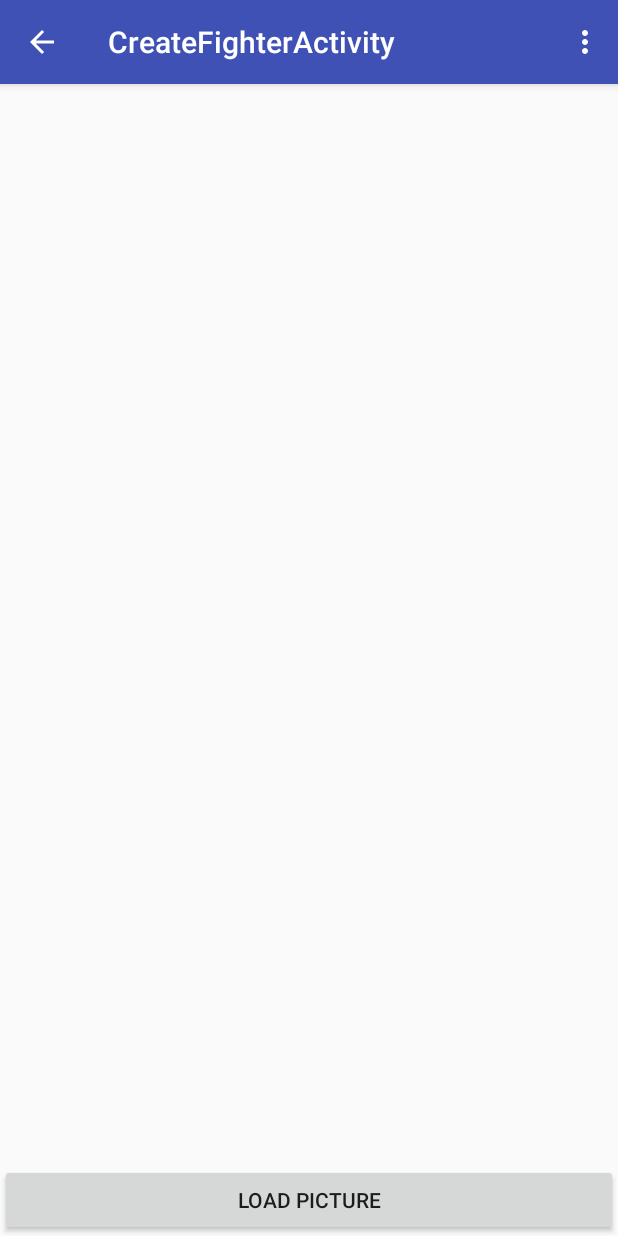
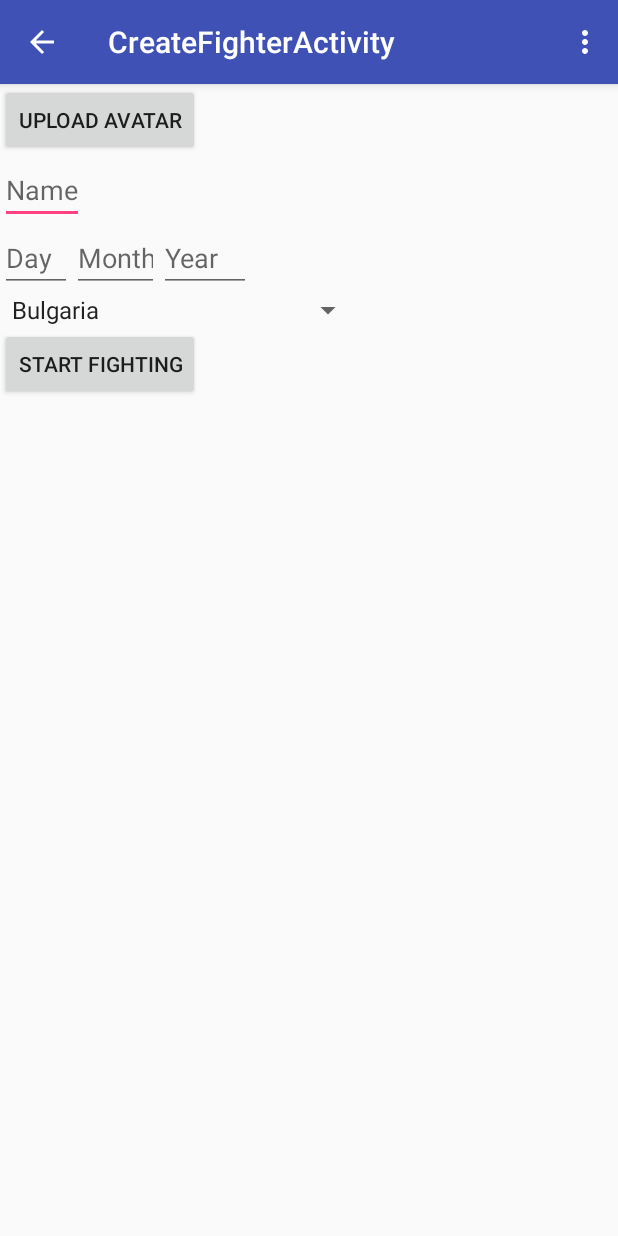
Before and after one commit to Divailo/HackFighter, an Android app: the CreateFighterActivity screen opened directly, with no data from a screen before it, on a phone screen of 412 x 824 dp. Run offline under Robolectric (Android 15) with nearby library versions, the phone set to English and light mode, and no system bars.

Commit message:
Functionality to Activity 3

```diff
--- a/app/src/main/java/uk/co/ivaylokhr/hackfighter/CreateFighterActivity.java
+++ b/app/src/main/java/uk/co/ivaylokhr/hackfighter/CreateFighterActivity.java
@@ -1,27 +1,46 @@
 package uk.co.ivaylokhr.hackfighter;
 
+import android.content.Context;
 import android.content.Intent;
+import android.content.SharedPreferences;
 import android.database.Cursor;
+import android.graphics.Bitmap;
 import android.graphics.BitmapFactory;
+import android.graphics.drawable.BitmapDrawable;
 import android.net.Uri;
 import android.provider.MediaStore;
 import android.support.v7.app.AppCompatActivity;
 import android.os.Bundle;
+import android.text.Editable;
+import android.text.InputFilter;
+import android.text.method.KeyListener;
+import android.view.KeyEvent;
 import android.view.Menu;
 import android.view.MenuItem;
 import android.view.View;
+import android.widget.ArrayAdapter;
+import android.widget.EditText;
 import android.widget.ImageView;
+import android.widget.Spinner;
 import android.widget.Toast;
+
+import java.io.ByteArrayOutputStream;
 
 public class CreateFighterActivity extends AppCompatActivity {
 
     private static int RESULT_LOAD_IMG = 1;
     String imgDecodableString;
-
+    SharedPreferences prefs;
     @Override
     protected void onCreate(Bundle savedInstanceState) {
         super.onCreate(savedInstanceState);
         setContentView(R.layout.activity_create_fighter);
+        Spinner spinner = (Spinner) findViewById(R.id.spinnerCountry);
+        ArrayAdapter<CharSequence> adapter  = ArrayAdapter.createFromResource(this,R.array.countries,android.R.layout.simple_spinner_item);
+        adapter.setDropDownViewResource(android.R.layout.simple_spinner_dropdown_item);
+        spinner.setAdapter(adapter);
+
+        prefs  = this.getSharedPreferences("uk.co.ivaylokhr.hackfighter", Context.MODE_PRIVATE);
     }
 
     @Override
@@ -92,6 +111,30 @@ public class CreateFighterActivity extends AppCompatActivity {
 
     }
 
+    public void nextActivity(View v){
+        Intent intent = new Intent(CreateFighterActivity.this,ChooseHeroActivity.class);
+
+        Bitmap bmp =  ((BitmapDrawable)((ImageView) findViewById(R.id.imgView)).getDrawable()).getBitmap();
+
+//        prefs.edit().putString("FIGHTER_NAME", String.valueOf(((EditText) findViewById(R.id.editTextName)).getText()));
+//        prefs.edit().putString("FIGHTER_DAY", String.valueOf(((EditText) findViewById(R.id.editText)).getText()));
+//        prefs.edit().putString("FIGHTER_MONTH", String.valueOf(((EditText) findViewById(R.id.editText2)).getText()));
+//        prefs.edit().putString("FIGHTER_YEAR", String.valueOf(((EditText) findViewById(R.id.editText3)).getText()));
+//        prefs.edit().putString("FIGHTER_COUNTRY",((Spinner)findViewById(R.id.spinnerCountry)).getSelectedItem().toString());
+        intent.putExtra("FIGHTER_AVATAR",bmp);
+        intent.putExtra("FIGHTER_NAME", ((EditText) findViewById(R.id.editTextName)).getText());
+        intent.putExtra("FIGHTER_DAY", ((EditText) findViewById(R.id.editText)).getText());
+        intent.putExtra("FIGHTER_MONTH",((EditText) findViewById(R.id.editText2)).getText());
+        intent.putExtra("FIGHTER_YEAR",((EditText) findViewById(R.id.editText3)).getText());
+        intent.putExtra("FIGHTER_COUNTRY",((Spinner)findViewById(R.id.spinnerCountry)).getSelectedItem().toString());
+
+        startActivity(intent);
+
+
+
+
+    }
+
 
 
 
--- a/app/src/main/java/uk/co/ivaylokhr/hackfighter/MainActivity.java
+++ b/app/src/main/java/uk/co/ivaylokhr/hackfighter/MainActivity.java
@@ -56,7 +56,7 @@ public class MainActivity extends AppCompatActivity {
     }
 
     public void changeActivity(View view){
-        Intent intent = new Intent(MainActivity.this, ChooseHeroActivity.class);
+        Intent intent = new Intent(MainActivity.this, CreateFighterActivity.class);
         startActivity(intent);
     }
 
--- a/app/src/main/res/layout/activity_create_fighter.xml
+++ b/app/src/main/res/layout/activity_create_fighter.xml
@@ -1,24 +1,74 @@
 <?xml version="1.0" encoding="utf-8"?>
+<ScrollView xmlns:android="http://schemas.android.com/apk/res/android"
+    android:layout_width="fill_parent"
+    android:layout_height="fill_parent" >
+
     <LinearLayout xmlns:android="http://schemas.android.com/apk/res/android"
         android:layout_width="fill_parent"
         android:layout_height="fill_parent"
         android:orientation="vertical" >
 
         <ImageView
-        android:id="@+id/imgView"
-        android:layout_width="fill_parent"
+            android:layout_width="wrap_content"
             android:layout_height="wrap_content"
-        android:layout_weight="1" >
-    </ImageView>
+            android:id="@+id/imgView" />
 
         <Button
-        android:id="@+id/buttonLoadPicture"
-        android:layout_width="fill_parent"
+            android:layout_width="wrap_content"
             android:layout_height="wrap_content"
-        android:layout_gravity="center"
-        android:layout_weight="0"
-        android:onClick="loadImagefromGallery"
-        android:text="Load Picture" >
-    </Button>
+            android:text="Upload Avatar"
+            android:id="@+id/button"
+            android:onClick="loadImagefromGallery" />
 
+        <EditText
+            android:layout_width="wrap_content"
+            android:layout_height="wrap_content"
+            android:id="@+id/editTextName"
+            android:hint="Name" />
+
+        <LinearLayout
+            android:orientation="horizontal"
+            android:layout_width="match_parent"
+            android:layout_height="match_parent">
+
+            <EditText
+                android:layout_width="48dp"
+                android:layout_height="wrap_content"
+                android:inputType="number"
+                android:ems="10"
+                android:id="@+id/editText"
+                android:hint="Day" />
+
+            <EditText
+                android:layout_width="58dp"
+                android:layout_height="wrap_content"
+                android:inputType="number"
+                android:ems="10"
+                android:id="@+id/editText2"
+                android:hint="Month" />
+
+            <EditText
+                android:layout_width="61dp"
+                android:layout_height="wrap_content"
+                android:inputType="number"
+                android:ems="10"
+                android:id="@+id/editText3"
+                android:hint="Year" />
         </LinearLayout>
+
+        <Spinner
+            android:layout_width="wrap_content"
+            android:layout_height="wrap_content"
+            android:id="@+id/spinnerCountry"
+            android:spinnerMode="dialog" />
+
+        <Button
+            android:layout_width="wrap_content"
+            android:layout_height="wrap_content"
+            android:text="Start Fighting"
+            android:id="@+id/buttonForward"
+            android:nestedScrollingEnabled="true"
+            android:onClick="nextActivity" />
+    </LinearLayout>
+
+</ScrollView>
--- a/app/src/main/res/values/strings.xml
+++ b/app/src/main/res/values/strings.xml
@@ -6,4 +6,13 @@
     <string name="title_activity_create_fighter">CreateFighterActivity</string>
 
     <string name="hello_world">Hello world!</string>
+    <string-array name="countries">
+        <item>Bulgaria</item>
+        <item>United States of America</item>
+        <item>United Kingdom</item>
+        <item>Afghanistan</item>
+        <item>Uzbekhistan</item>
+        <item>Poland</item>
+        <item>Mozambique</item>
+    </string-array>
 </resources>
```
Lines whose indentation alone changed are shown as unchanged.
